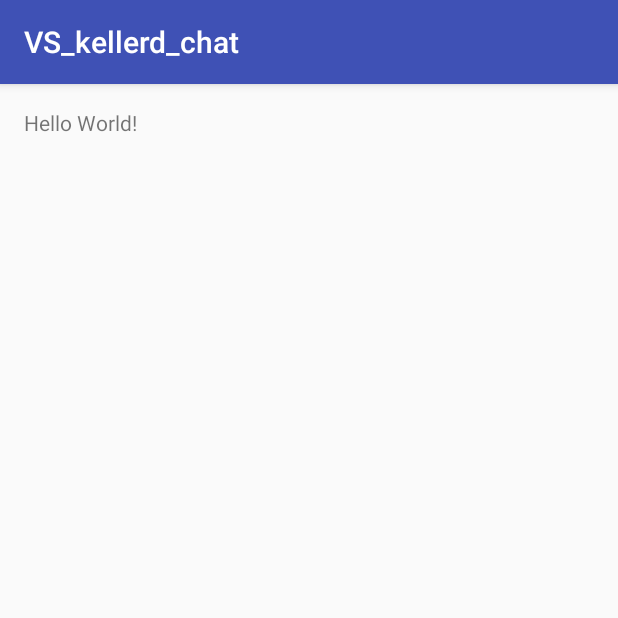
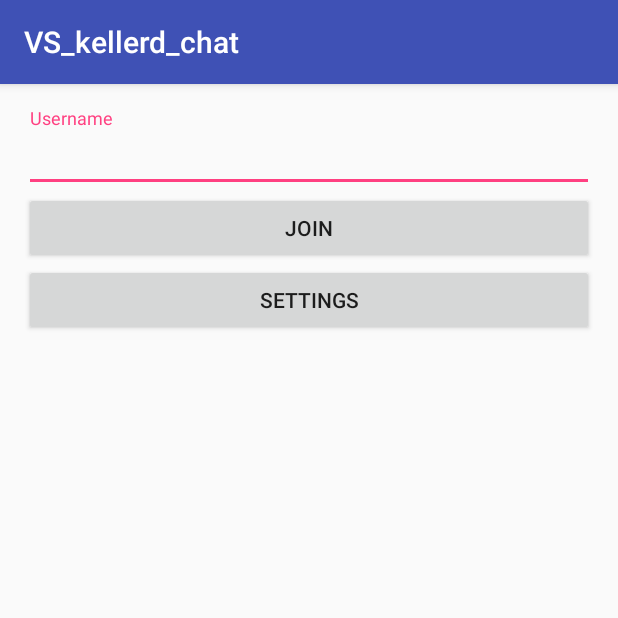
Before and after one commit to phil9987/DistributedSystems16, an Android app: the screen it shows after launch (MainActivity), on a phone screen of 412 x 824 dp, the top half of it. Run offline under Robolectric (Android 15) with nearby library versions, the phone set to English and light mode, and no system bars.

Commit message:
Main activity design

```diff
--- a/Assignment_3/vs-kellerd-chat/app/build.gradle
+++ b/Assignment_3/vs-kellerd-chat/app/build.gradle
@@ -26,4 +26,6 @@ dependencies {
     })
     compile 'com.android.support:appcompat-v7:24.2.1'
     testCompile 'junit:junit:4.12'
+    compile 'com.android.support.constraint:constraint-layout:1.0.0-alpha7'
+    compile 'com.android.support:design:24.0.0'
 }
--- a/Assignment_3/vs-kellerd-chat/app/src/main/java/ch/ethz/inf/vs/a3/message/MessageComparator.java
+++ b/Assignment_3/vs-kellerd-chat/app/src/main/java/ch/ethz/inf/vs/a3/message/MessageComparator.java
@@ -1,18 +1,18 @@
 package ch.ethz.inf.vs.a3.message;
 
 import java.util.Comparator;
-import ch.ethz.inf.vs.a3.solution.message.Message;
+//import ch.ethz.inf.vs.a3.solution.message.Message;
 
 /**
  * Message comparator class. Use with PriorityQueue.
  */
-public class MessageComparator implements Comparator<Message> {
-
-    @Override
-    public int compare(Message lhs, Message rhs) {
-        // Write your code here
-
-        return 0;
-    }
-
-}
+//public class MessageComparator implements Comparator<Message> {
+//
+//    @Override
+//    public int compare(Message lhs, Message rhs) {
+//        // Write your code here
+//
+//        return 0;
+//    }
+//
+//}
--- a/Assignment_3/vs-kellerd-chat/app/src/main/res/layout/activity_main.xml
+++ b/Assignment_3/vs-kellerd-chat/app/src/main/res/layout/activity_main.xml
@@ -1,5 +1,5 @@
 <?xml version="1.0" encoding="utf-8"?>
-<RelativeLayout xmlns:android="http://schemas.android.com/apk/res/android"
+<LinearLayout xmlns:android="http://schemas.android.com/apk/res/android"
     xmlns:tools="http://schemas.android.com/tools"
     android:id="@+id/activity_main"
     android:layout_width="match_parent"
@@ -8,10 +8,30 @@
     android:paddingLeft="@dimen/activity_horizontal_margin"
     android:paddingRight="@dimen/activity_horizontal_margin"
     android:paddingTop="@dimen/activity_vertical_margin"
+    android:orientation="vertical"
     tools:context="ch.ethz.inf.vs.a3.kellerd.chat.MainActivity">
 
-    <TextView
-        android:layout_width="wrap_content"
+    <android.support.design.widget.TextInputLayout
+        android:layout_width="match_parent"
+        android:layout_height="wrap_content">
+
+        <android.support.design.widget.TextInputEditText
+            android:layout_width="match_parent"
+            android:layout_height="wrap_content"
+            android:hint="@string/username_label"
+            android:id="@+id/username" />
+
+    </android.support.design.widget.TextInputLayout>
+
+    <Button
+        android:id="@+id/join_button"
+        android:layout_width="match_parent"
         android:layout_height="wrap_content"
-        android:text="Hello World!" />
-</RelativeLayout>
+        android:text="@string/join_button" />
+
+    <Button
+        android:id="@+id/settings_button"
+        android:layout_width="match_parent"
+        android:layout_height="wrap_content"
+        android:text="@string/settings_button" />
+</LinearLayout>
--- a/Assignment_3/vs-kellerd-chat/app/src/main/res/values/strings.xml
+++ b/Assignment_3/vs-kellerd-chat/app/src/main/res/values/strings.xml
@@ -1,3 +1,6 @@
 <resources>
     <string name="app_name">VS_kellerd_chat</string>
+    <string name="username_label">Username</string>
+    <string name="join_button">Join</string>
+    <string name="settings_button">Settings</string>
 </resources>
```
